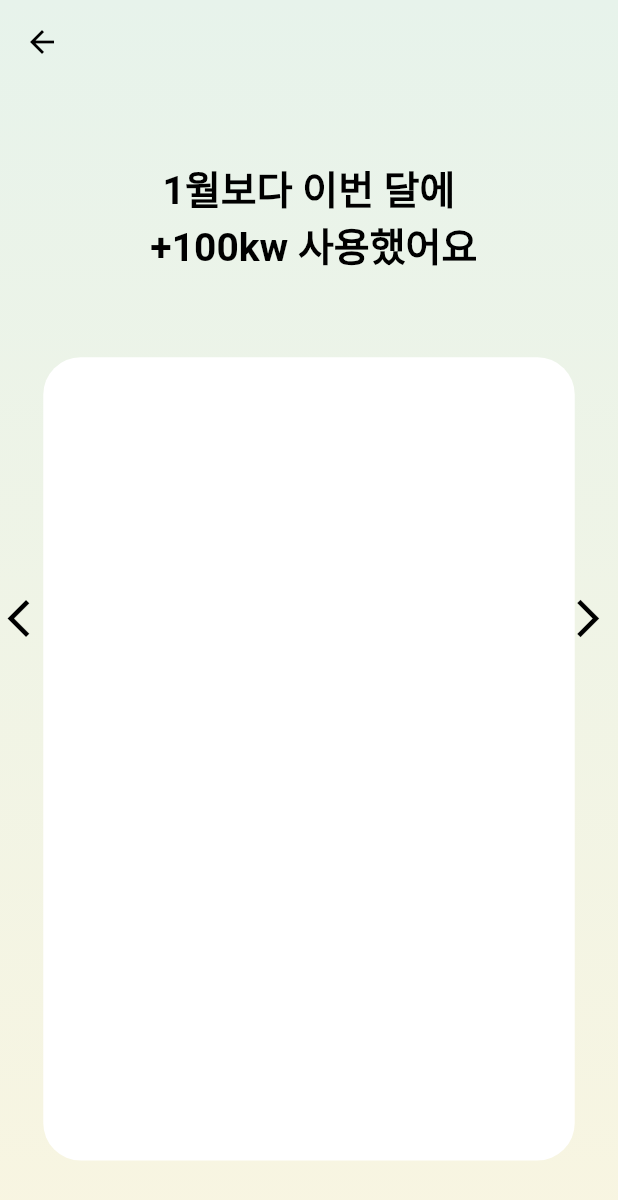
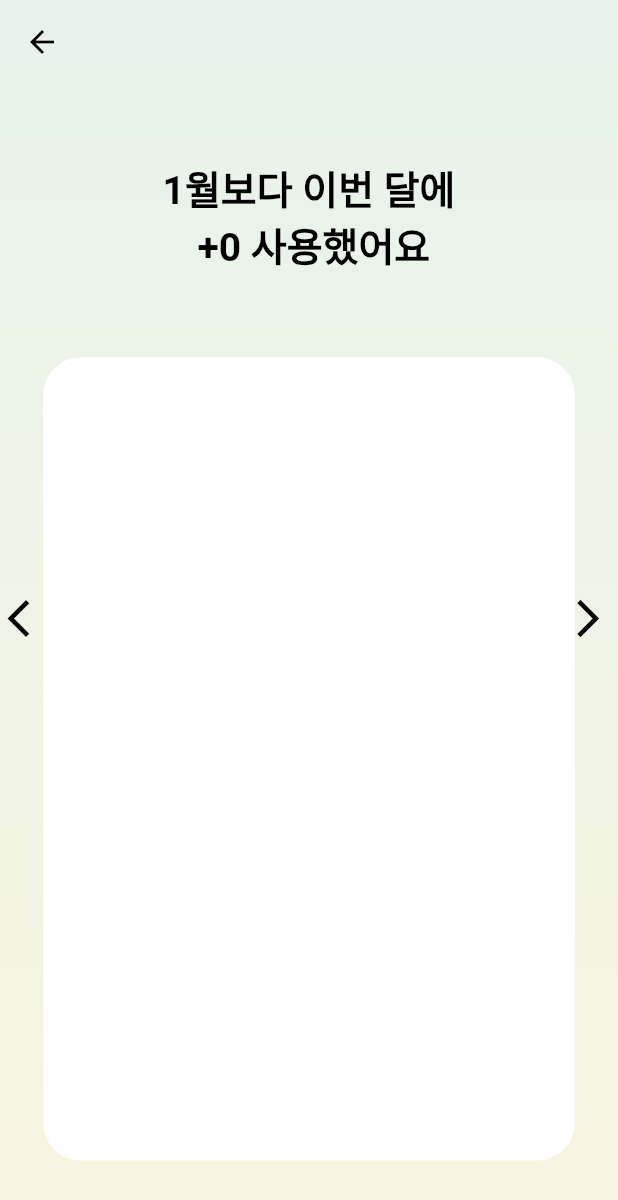
Before and after one commit to qwa310/DSC-Hackathon, a Flutter app: the MyPowerPage screen opened by its route, on a phone screen of 412 x 824 dp. Shown: the top 1200 px of the screen. Run offline on Flutter 3.47's test engine with Material 2 defaults, Android fonts, the phone set to English and light mode, and no system bars; our stand-ins replace cloud_firestore, firebase_auth, firebase_core, flutter_swiper, font_awesome_flutter; accounts and stored records are empty.

Commit message:
feat(my_power_page): possible to move month

```diff
--- a/lib/my_power_page.dart
+++ b/lib/my_power_page.dart
@@ -1,13 +1,49 @@
 import 'package:flutter/material.dart';
 import 'package:cloud_firestore/cloud_firestore.dart';
 import 'package:firebase_auth/firebase_auth.dart';
+import 'package:intl/intl.dart';
 import 'my_power_page_view.dart';
+
+class DateInfo {
+  String currentDate, currentMonth, currentYear;
+  String lastMonthOfDay, lastMonth, lastYear;
+
+  DateInfo(String s) {
+    // 현재 클릭된 달이 현재라면 day를 알 필요가 있고
+    var now = DateTime.now();
+    if (s == DateFormat('yyyy-MM').format(now)) {
+      currentDate = DateFormat('dd').format(now);
+      currentMonth = DateFormat('MM').format(now);
+      currentYear = DateFormat('yyyy').format(now);
+    } else {
+      // 현재 클릭된 달이 과거라면 간단하지
+      currentDate = '0'; // 쓰지 않아서 그냥
+      currentMonth = s.split("-")[1];
+      currentYear = s.split("-")[0];
+    }
+    if (currentMonth == '01') {
+      lastMonth = '12';
+      lastYear = (int.parse(currentYear) - 1).toString();
+      lastMonthOfDay = '31';
+    } else {
+      lastMonth = (int.parse(currentMonth) - 1).toString();
+      if (lastMonth.length == 1) lastMonth = "0" + lastMonth;
+      lastYear = currentYear;
+      if (lastMonth.length == 1) lastYear = "0" + lastYear;
+      lastMonthOfDay = DateFormat('dd').format(
+          new DateTime(int.parse(currentYear), int.parse(currentMonth), 0));
+    }
+  }
+}
 
 // ignore: must_be_immutable
 class MyPowerPage extends StatefulWidget {
   final String date;
-  num total = 0;
-  MyPowerPage (this.date);
+
+  MyPowerPage(this.date);
+
+  num totalLast = 0;
+  num totalCurrent = 0;
 
   @override
   _MyPowerPageState createState() => _MyPowerPageState();
@@ -18,23 +54,50 @@ class _MyPowerPageState extends State<MyPowerPage> {
   FirebaseAuth auth = FirebaseAuth.instance;
   Stream<QuerySnapshot> currentStream;
 
-  void initState() { // [1] lastMonth 불러오기
+  // [1] lastMonth 불러오기
+  void initState() {
     super.initState();
-    currentStream =
-        firestore.collection('user').doc(auth.currentUser.uid).collection(widget.date).snapshots();
+    DateInfo dateInfo = new DateInfo(widget.date);
+    currentStream = firestore
+        .collection('user')
+        .doc(auth.currentUser.uid)
+        .collection(dateInfo.lastYear + "-" + dateInfo.lastMonth)
+        .snapshots();
   }
 
-  initCurrent() { // currentMonth order에 맞게 불러와 view에 넘겨주기
-    Stream<QuerySnapshot> document =
-    firestore.collection('user').doc(auth.currentUser.uid).collection(widget.date)
-        .orderBy('calculate', descending: true).snapshots();
+  // [3] currentMonth, calculate order에 맞게 불러와 view에 넘겨주기
+  initCurrent() {
+    Stream<QuerySnapshot> document = firestore
+        .collection('user')
+        .doc(auth.currentUser.uid)
+        .collection(widget.date)
+        .orderBy('calculate', descending: true)
+        .snapshots();
 
     return StreamBuilder(
       stream: document,
       builder: (context, AsyncSnapshot<QuerySnapshot> snapshot) {
         if (!snapshot.hasData) {
           return CircularProgressIndicator();
-        } return MyPowerPageView(widget.date, snapshot.data.docs, widget.total);
+        }
+        // [2] lastMonth의 total 계산하기
+        snapshot.data.docs.forEach((element) {
+          widget.totalCurrent += element['calculate'];
+        });
+        DateInfo dateInfo = new DateInfo(widget.date);
+        if (DateFormat('yyyyMM').format(DateTime.now()) ==
+            dateInfo.currentYear + dateInfo.currentMonth) {
+          // 현재를 호출한 경우 -> 계산방식: 현재 사용량 - 전달동안사용량 * (현재 일 수/전 달의 일 수)
+          var result = widget.totalCurrent -
+              (widget.totalLast *
+                  num.parse(dateInfo.currentDate) /
+                  num.parse(dateInfo.lastMonthOfDay));
+          return MyPowerPageView(widget.date, snapshot.data.docs, result);
+        } else {
+          // 과거의 달을 호출한 경우 -> 계산방식: 과거의 달 사용량 - 과거의 달의 직 전달 사용량
+          var result = widget.totalCurrent - widget.totalLast;
+          return MyPowerPageView(widget.date, snapshot.data.docs, result);
+        }
       },
     );
   }
@@ -45,12 +108,13 @@ class _MyPowerPageState extends State<MyPowerPage> {
       body: StreamBuilder(
         stream: currentStream,
         builder: (context, AsyncSnapshot<QuerySnapshot> snapshot) {
+          print(snapshot);
           if (!snapshot.hasData) {
             return CircularProgressIndicator();
           }
           // [2] lastMonth의 total 계산하기
           snapshot.data.docs.forEach((element) {
-            widget.total += element['calculate'];
+            widget.totalLast += element['calculate'];
           });
           return initCurrent();
         },
--- a/lib/my_power_page_view.dart
+++ b/lib/my_power_page_view.dart
@@ -3,11 +3,12 @@ import 'package:flutter/cupertino.dart';
 import 'package:cloud_firestore/cloud_firestore.dart';
 import 'document_view.dart';
 import 'package:flutter_swiper/flutter_swiper.dart';
+
 class MyPowerPageView extends StatelessWidget {
-  final num total;
+  final num result;
   final String date;
   final List<DocumentSnapshot> documents;
-  MyPowerPageView(this.date, this.documents, this.total);
+  MyPowerPageView(this.date, this.documents, this.result);
 
   @override
   Widget build(BuildContext context) {
@@ -53,7 +54,7 @@ class MyPowerPageView extends StatelessWidget {
                   children: <Widget>[
                     new Center(
                       child: Text(
-                        '${_getCurrentMonth()}월보다 이번 달에\n +100kw 사용했어요',
+                        '${_getCurrentMonth()}월보다 이번 달에\n +${result.toInt()} 사용했어요',
                         textAlign: TextAlign.center,
                         style: TextStyle(
                           color: Colors.black,
```
